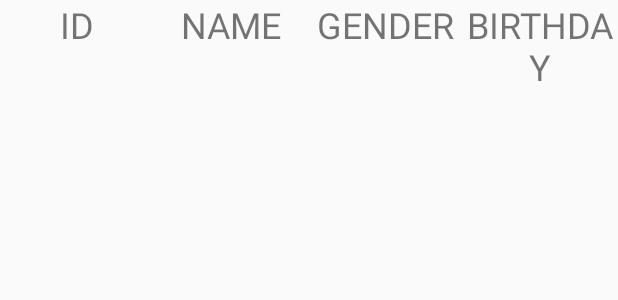
After one commit to georgeemr/UsbHostModeFingerprint, an Android app: the layout search_result_item.xml on its own in the app's theme, with its tools: preview values and no code run, on a phone screen of 412 x 824 dp. The commit adds this screen. Shown: the top 300 px of the screen. Run offline under Robolectric (Android 15) with nearby library versions, the phone set to English and light mode, and no system bars.

Commit message:
添加搜索功能

```diff
--- a/recognition/src/main/java/com/xiongdi/recognition/widget/searchView/SearchView.java
+++ b/recognition/src/main/java/com/xiongdi/recognition/widget/searchView/SearchView.java
@@ -620,6 +620,9 @@ public class SearchView extends FrameLayout implements View.OnClickListener { //
     }
 
     private boolean isVoiceAvailable() {
+        if (isInEditMode()) {
+            return false;
+        }
         PackageManager pm = getContext().getPackageManager();
         List<ResolveInfo> activities = pm.queryIntentActivities(new Intent(RecognizerIntent.ACTION_RECOGNIZE_SPEECH), 0);
         return activities.size() != 0;
--- /dev/null
+++ b/recognition/src/main/res/layout/search_result_item.xml
@@ -0,0 +1,43 @@
+<?xml version="1.0" encoding="utf-8"?>
+<LinearLayout xmlns:android="http://schemas.android.com/apk/res/android"
+              android:layout_width="match_parent"
+              android:layout_height="match_parent"
+              android:orientation="horizontal">
+
+    <TextView
+        android:id="@+id/result_ID_tv"
+        android:layout_width="0dp"
+        android:layout_height="wrap_content"
+        android:layout_weight="1"
+        android:gravity="center"
+        android:text="@string/info_title_ID"
+        android:textSize="24sp"/>
+
+    <TextView
+        android:id="@+id/result_name_tv"
+        android:layout_width="0dp"
+        android:layout_height="wrap_content"
+        android:layout_weight="1"
+        android:gravity="center"
+        android:text="@string/info_item_title_name"
+        android:textSize="24sp"/>
+
+    <TextView
+        android:id="@+id/result_gender_tv"
+        android:layout_width="0dp"
+        android:layout_height="wrap_content"
+        android:layout_weight="1"
+        android:gravity="center"
+        android:text="@string/info_item_title_gender"
+        android:textSize="24sp"/>
+
+    <TextView
+        android:id="@+id/result_birthday_tv"
+        android:layout_width="0dp"
+        android:layout_height="wrap_content"
+        android:layout_weight="1"
+        android:gravity="center"
+        android:text="@string/info_item_title_birthday"
+        android:textSize="24sp"/>
+
+</LinearLayout>
--- a/recognition/src/main/res/values/dimens.xml
+++ b/recognition/src/main/res/values/dimens.xml
@@ -90,5 +90,5 @@
     <dimen name="arrow_drawableSize">24dp</dimen>
 
     <!--search view-->
-    <!-- Default screen margins, per the Android Design guidelines. -->
+    <dimen name="search_font_size">12sp</dimen>
 </resources>
--- a/recognition/src/main/res/values/strings.xml
+++ b/recognition/src/main/res/values/strings.xml
@@ -71,4 +71,8 @@
     <string name="nav_download_data">下载数据</string>
     <string name="common_print">打印结果</string>
     <string name="common_search">搜索</string>
+
+    <!--搜索界面-->
+    <string name="search_voice_text">Set permission on Android 6+ !</string>
+    <string name="search_no_data">无数据</string>
 </resources>
```
Also changed, not shown: recognition/build.gradle (+8 -0 lines), recognition/src/main/AndroidManifest.xml (+16 -4 lines), recognition/src/main/java/com/xiongdi/recognition/activity/SearchActivity.java (added, +184 -0 lines), recognition/src/main/java/com/xiongdi/recognition/activity/VerifyResultActivity.java (+30 -17 lines), recognition/src/main/java/com/xiongdi/recognition/adapter/SearchResultAdapter.java (added, +71 -0 lines), recognition/src/main/java/com/xiongdi/recognition/application/MainApplication.java (+11 -0 lines), recognition/src/main/java/com/xiongdi/recognition/db/PersonDao.java (+18 -0 lines), recognition/src/main/res/layout-land/search_layout.xml (added, +35 -0 lines).
